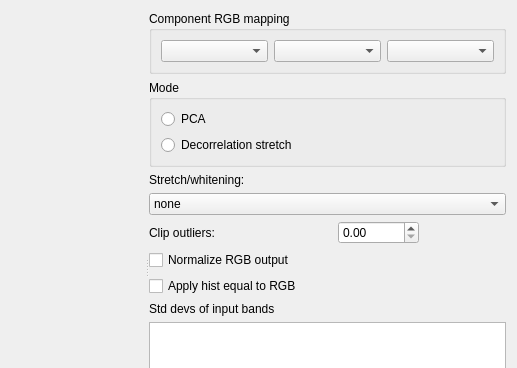
Before: the Qt Designer form src/pcot/assets/tabPCA.ui in AU-ExoMars/PCOT, drawn with Qt 5; both pictures show x 425 to 942 and y 0 to 368 of the 942 by 533 pixel window.
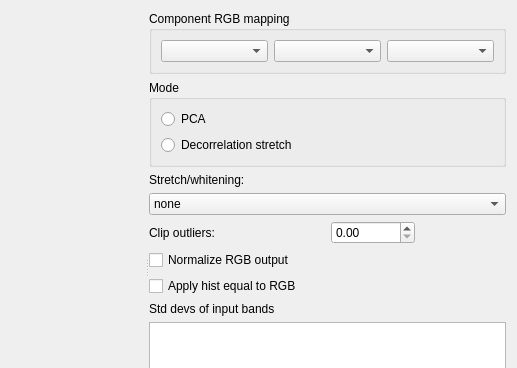
After: the same form once the commit is applied. Custom widgets are drawn as their Qt base class.

Commit message: Changes to config UI dialog code for elegance and correctness

```diff
--- a/src/pcot/assets/tabPCA.ui
+++ b/src/pcot/assets/tabPCA.ui
@@ -152,16 +152,6 @@
          </property>
         </widget>
        </item>
-       <item row="2" column="0">
-        <widget class="QLabel" name="label_2">
-         <property name="text">
-          <string>Stretch/whitening:</string>
-         </property>
-         <property name="alignment">
-          <set>Qt::AlignLeading|Qt::AlignLeft|Qt::AlignVCenter</set>
-         </property>
-        </widget>
-       </item>
        <item row="4" column="0" colspan="4">
         <widget class="QComboBox" name="stretch">
          <item>
@@ -181,6 +171,16 @@
          </item>
         </widget>
        </item>
+       <item row="2" column="0" colspan="4">
+        <widget class="QLabel" name="label_2">
+         <property name="text">
+          <string>Stretch/whitening:</string>
+         </property>
+         <property name="alignment">
+          <set>Qt::AlignLeading|Qt::AlignLeft|Qt::AlignVCenter</set>
+         </property>
+        </widget>
+       </item>
       </layout>
      </widget>
     </widget>
```
Left out of the diff: 2 changed lines with no effect on the pictures. The commit also changes 2 other files.
